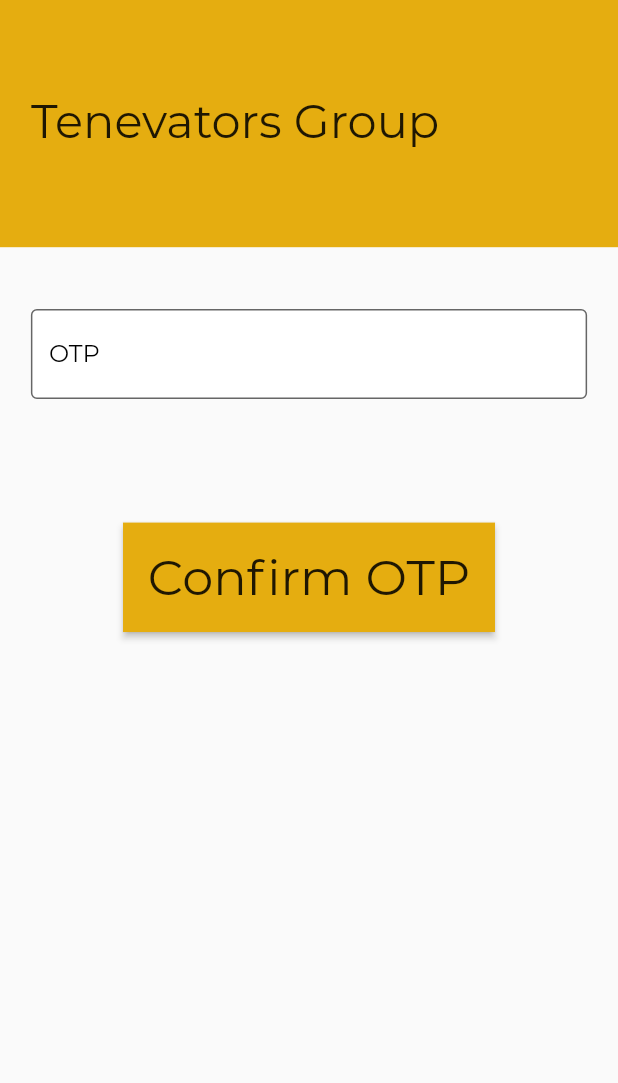
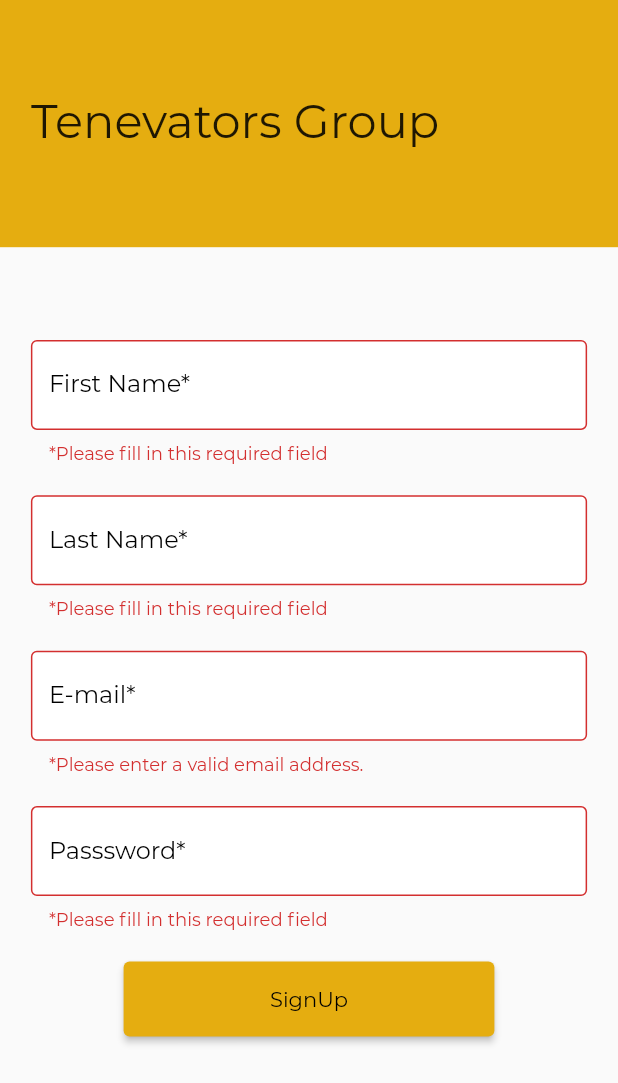
Before and after one commit to msavanan/tenovatersenquiry, a Flutter app: the screen it shows after launch, after a tap on "SignUp", on a phone screen of 412 x 824 dp. Shown: the top 1083 px of the screen. Run offline on Flutter 3.47's test engine with Material 2 defaults, Android fonts, the phone set to English and light mode, and no system bars; missing offline and left inert: amplify_auth_cognito, amplify_flutter, amplify_storage_s3.

Commit message:
Fixed null email values using TextControllers

```diff
--- a/lib/pages/guest_page.dart
+++ b/lib/pages/guest_page.dart
@@ -1,7 +1,6 @@
 import 'package:flutter/cupertino.dart';
 import 'package:flutter/material.dart';
 import 'package:tenovatersenquiry/userForm/userform.dart';
-import 'package:tenovatersenquiry/widgets/headerWidget.dart';
 
 class GuestPage extends StatefulWidget {
   @override
@@ -16,7 +15,6 @@ class _GuestPageState extends State<GuestPage> {
     return SafeArea(
       child: Column(
         children: [
-          //Container(height: height * 0.2, child: HeaderWidget()),
           Expanded(
               child: SingleChildScrollView(
                   child: Container(height: height, child: UserForm())))
--- a/lib/pages/homePage.dart
+++ b/lib/pages/homePage.dart
@@ -74,7 +74,6 @@ class HomePage extends StatelessWidget {
                 Container(height: spacer),
                 ElevatedButton(
                     onPressed: () {
-                      print('Clicked');
                       Navigator.of(context).push(
                           MaterialPageRoute(builder: (BuildContext context) {
                         return SignIn();
--- a/lib/pages/sign_in.dart
+++ b/lib/pages/sign_in.dart
@@ -15,12 +15,12 @@ class SignIn extends StatefulWidget {
 
 class _SignInState extends State<SignIn> {
   final _formKey = GlobalKey<FormState>();
-  final _userFormKey = GlobalKey<FormState>();
-  String _firstName;
-  String _lastName;
-  String _email;
-  String _password;
-  String _conformationCode;
+
+  final TextEditingController _firstName = TextEditingController();
+  final TextEditingController _lastName = TextEditingController();
+  final TextEditingController _email = TextEditingController();
+  final TextEditingController _password = TextEditingController();
+  final TextEditingController _conformationCode = TextEditingController();
 
   bool _isSignedUp = false;
 
@@ -33,11 +33,11 @@ class _SignInState extends State<SignIn> {
     void _signUp() async {
       ScaffoldMessenger.of(context)
           .showSnackBar(SnackBar(content: Text("Signing Up...")));
-      Map<String, String> userAttributes = {"email": _email};
+      Map<String, String> userAttributes = {"email": _email.text};
       try {
         await Amplify.Auth.signUp(
-            username: _email.trim(),
-            password: _password.trim(),
+            username: _email.text.trim(),
+            password: _password.text.trim(),
             options: CognitoSignUpOptions(userAttributes: userAttributes));
         setState(() {
           _isSignedUp = true;
@@ -47,6 +47,9 @@ class _SignInState extends State<SignIn> {
           _isSignedUp = false;
         });
         print(error.message);
+        setState(() {
+          _isSignedUp = true;
+        });
         ScaffoldMessenger.of(context).hideCurrentSnackBar();
         ScaffoldMessenger.of(context).showSnackBar(SnackBar(
             content: Text("Sign up failed, do you already have an account?")));
@@ -63,8 +66,8 @@ class _SignInState extends State<SignIn> {
           .showSnackBar(SnackBar(content: Text('Confirming...')));
       try {
         await Amplify.Auth.confirmSignUp(
-            username: _email.trim(),
-            confirmationCode: _conformationCode.trim());
+            username: _email.text.trim(),
+            confirmationCode: _conformationCode.text.trim());
         ScaffoldMessenger.of(context).hideCurrentSnackBar();
         ScaffoldMessenger.of(context).showSnackBar(
             SnackBar(content: Text('Confirmed, you can now login.')));
@@ -87,29 +90,31 @@ class _SignInState extends State<SignIn> {
           child: Container(
               margin: EdgeInsets.only(
                   left: width * 0.05, right: width * 0.05, top: height * 0.05),
+              child: Form(
+                key: _formKey,
                 child: Container(
                   child: Column(children: [
                     Visibility(
                       visible: _isSignedUp,
-                    child: Form(
-                      key: _formKey,
                       child: Column(
                           mainAxisAlignment: MainAxisAlignment.center,
                           children: [
                             UserTextField(
+                              textEditingController: _conformationCode,
                               hintTxt: 'OTP*',
                               labelTxt: 'OTP',
                               validator: (value) {
+                                if (value.isEmpty) {
                                   return 'Check your E-mail for OTP';
+                                }
+                                return null;
                               },
-                              onSaved: (otp) => _conformationCode = otp,
                             ),
                             Container(height: height * 0.1),
                             Center(
                               child: MaterialButton(
                                 onPressed: () {
                                   if (_formKey.currentState.validate()) {
-                                    _formKey.currentState.save();
                                     _confirm();
                                   }
                                   Navigator.of(context).push(MaterialPageRoute(
@@ -128,45 +133,42 @@ class _SignInState extends State<SignIn> {
                             Container(height: spacer),
                           ]),
                     ),
-                  ),
                     Visibility(
                       visible: !_isSignedUp,
-                    child: Form(
-                      key: _userFormKey,
                       child: Column(
                           mainAxisAlignment: MainAxisAlignment.start,
                           crossAxisAlignment: CrossAxisAlignment.start,
                           children: [
                             Container(height: spacer),
                             UserTextField(
+                              textEditingController: _firstName,
                               hintTxt: 'First Name',
                               labelTxt: 'First Name*',
                               validator:
                                   nameValidator, //(firstName) => firstName.isEmpty ? '*Required' : null,
-                              onSaved: (firstName) => _firstName = firstName,
                             ),
                             Container(height: spacer),
                             UserTextField(
+                              textEditingController: _lastName,
                               hintTxt: 'Last Name',
                               labelTxt: 'Last Name*',
                               validator:
                                   nameValidator, //(firstName) => firstName.isEmpty ? '*Required' : null,
-                              onSaved: (lastName) => _lastName = lastName,
                             ),
                             Container(height: spacer),
                             UserTextField(
+                              textEditingController: _email,
                               hintTxt: 'E-mail',
                               labelTxt: 'E-mail*',
                               validator: emailValidator,
-                              onSaved: (email) => _email = email,
                             ),
                             Container(height: spacer),
                             UserTextField(
+                              textEditingController: _password,
                               hintTxt: 'Passsword',
                               labelTxt: 'Passsword*',
                               validator: passwordValidator,
                               obscureTxt: true,
-                              onSaved: (password) => _password = password,
                             ),
                             Container(height: spacer),
                             Center(
@@ -175,19 +177,13 @@ class _SignInState extends State<SignIn> {
                                   width: width * 0.6,
                                   child: ElevatedButton(
                                       onPressed: () {
-                                        if (_userFormKey.currentState
-                                            .validate()) {
-                                          _userFormKey.currentState.save();
+                                        if (_formKey.currentState.validate()) {
+                                          //_userFormKey.currentState.save();
                                           _signUp();
                                         }
-                                        setState(() {
+                                        /*setState(() {
                                           _isSignedUp = true;
-                                        });
-                                        /* Navigator.of(context).push(
-                                            MaterialPageRoute(
-                                                builder: (BuildContext context) {
-                                          return ConfirmOTP();
-                                        })); */
+                                        });*/
                                       },
                                       child: Text(
                                         'SignUp',
@@ -196,8 +192,8 @@ class _SignInState extends State<SignIn> {
                             ),
                           ]),
                     ),
+                  ]),
                 ),
-                ]),
               )),
         ),
       ),
--- a/lib/userForm/user_text_form_field.dart
+++ b/lib/userForm/user_text_form_field.dart
@@ -6,17 +6,20 @@ class UserTextField extends StatelessWidget {
       this.validator,
       this.hintTxt,
       this.labelTxt,
-      this.obscureTxt: false});
+      this.obscureTxt: false,
+      this.textEditingController});
   final FormFieldSetter<String> onSaved;
   final FormFieldValidator<String> validator;
   final String hintTxt;
   final String labelTxt;
   final bool obscureTxt;
+  final TextEditingController textEditingController;
 
   @override
   Widget build(BuildContext context) {
     return TextFormField(
       onSaved: onSaved,
+      controller: this.textEditingController,
       validator: validator,
       autocorrect: false,
       style: TextStyle(color: Colors.black),
```
Also changed, not shown: amplify/cli.json (added, +29 -0 lines), amplify/team-provider-info.json (added, +20 -0 lines), amplify/.config/project-config.json (added), 5 other files. Lines whose indentation alone changed are shown as unchanged.
